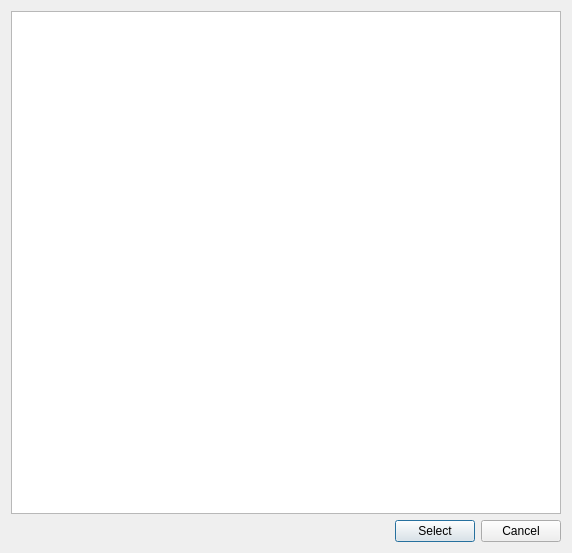
The window that src/encodingdialog.ui (photron/zero-editor) describes before a commit, drawn with Qt 5.
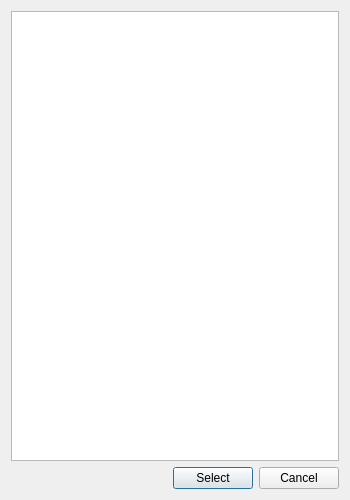
The same window after the commit.

Commit message: Resize encoding dialog and remove "What's This?" button

What changed in the file:
```diff
--- a/src/encodingdialog.ui
+++ b/src/encodingdialog.ui
@@ -6,8 +6,8 @@
    <rect>
     <x>0</x>
     <y>0</y>
-    <width>572</width>
-    <height>553</height>
+    <width>350</width>
+    <height>500</height>
    </rect>
   </property>
   <property name="windowTitle">
```
The commit also changes 1 other file.
